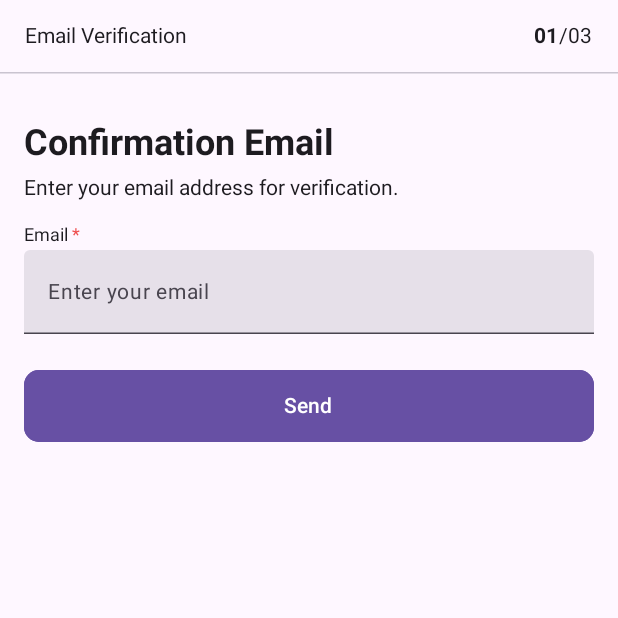
After one commit to ericwidhiantara/QuickMart-KMP, an Android app built with Jetpack Compose: the composable EmailConfirmationScreen shown on its own in the app's theme, on a phone screen of 412 x 824 dp, the top half of it. The commit adds this screen. Run offline under Robolectric (Android 15) with nearby library versions, the light colour scheme and no system bars; our stand-ins replace Dagger/Hilt's generated code; libraries missing offline, so code that uses them is left out: io.paperdb; 1 statement that could not run was skipped.

Commit message:
feat: slicing forgot password email confirmation screen

```diff
--- a/androidApp/src/main/java/com/luckyfrog/quickmart/core/widgets/CustomTopBar.kt
+++ b/androidApp/src/main/java/com/luckyfrog/quickmart/core/widgets/CustomTopBar.kt
@@ -1,5 +1,7 @@
 package com.luckyfrog.quickmart.core.widgets
 
+import androidx.compose.foundation.layout.Arrangement
+import androidx.compose.foundation.layout.Box
 import androidx.compose.foundation.layout.Column
 import androidx.compose.foundation.layout.Row
 import androidx.compose.foundation.layout.fillMaxWidth
@@ -24,14 +26,16 @@ import com.luckyfrog.quickmart.core.resources.Images
 @Composable
 fun CustomTopBar(
     title: String,
-    navController: NavController
+    navController: NavController,
+    actions: @Composable () -> Unit = {}
 ) {
     Column(modifier = Modifier) {
         Row(
             modifier = Modifier
                 .fillMaxWidth()
                 .wrapContentHeight(),
-            verticalAlignment = Alignment.CenterVertically
+            verticalAlignment = Alignment.CenterVertically,
+            horizontalArrangement = Arrangement.SpaceBetween
         ) {
             // Automatically show back button if there's a backstack entry
             if (navController.previousBackStackEntry != null) {
@@ -55,6 +59,11 @@ fun CustomTopBar(
                     .padding(vertical = 16.dp, horizontal = 16.dp),
                 textAlign = TextAlign.Center
             )
+            Box(
+                modifier = Modifier.padding(end = 16.dp)
+            ) {
+                actions()
+            }
         }
         HorizontalDivider()
     }
--- /dev/null
+++ b/androidApp/src/main/java/com/luckyfrog/quickmart/features/auth/presentation/forgot_password/EmailConfirmationScreen.kt
@@ -0,0 +1,105 @@
+package com.luckyfrog.quickmart.features.auth.presentation.forgot_password
+
+import androidx.compose.foundation.layout.Column
+import androidx.compose.foundation.layout.Spacer
+import androidx.compose.foundation.layout.fillMaxSize
+import androidx.compose.foundation.layout.height
+import androidx.compose.foundation.layout.padding
+import androidx.compose.material3.MaterialTheme
+import androidx.compose.material3.Scaffold
+import androidx.compose.material3.Text
+import androidx.compose.runtime.Composable
+import androidx.compose.runtime.mutableStateOf
+import androidx.compose.runtime.remember
+import androidx.compose.ui.Modifier
+import androidx.compose.ui.res.stringResource
+import androidx.compose.ui.text.buildAnnotatedString
+import androidx.compose.ui.text.font.FontWeight
+import androidx.compose.ui.text.style.TextAlign
+import androidx.compose.ui.text.withStyle
+import androidx.compose.ui.unit.dp
+import androidx.compose.ui.unit.sp
+import androidx.navigation.NavController
+import com.luckyfrog.quickmart.R
+import com.luckyfrog.quickmart.core.app.MainViewModel
+import com.luckyfrog.quickmart.core.widgets.CustomOutlinedButton
+import com.luckyfrog.quickmart.core.widgets.CustomTextField
+import com.luckyfrog.quickmart.core.widgets.CustomTopBar
+
+@Composable
+fun EmailConfirmationScreen(
+    mainViewModel: MainViewModel,
+    navController: NavController,
+    timerDuration: Long = 60000L // 60 seconds for the timer
+) {
+    val emailController =
+        remember { mutableStateOf("") }
+    Scaffold(
+        topBar = {
+            CustomTopBar(
+                title = stringResource(R.string.email_verification),
+                navController = navController,
+                actions = {
+                    val annotatedString = buildAnnotatedString {
+                        withStyle(
+                            MaterialTheme.typography.bodyMedium.toSpanStyle().copy(
+                                fontWeight = FontWeight.Bold,
+                                fontSize = 14.sp
+                            )
+                        ) {
+                            append("01")
+                        }
+                        withStyle(
+                            MaterialTheme.typography.bodyMedium.toSpanStyle().copy(
+                                fontSize = 14.sp
+                            )
+                        ) {
+                            append("/03")
+                        }
+                    }
+                    Text(text = annotatedString)
+                }
+            )
+        },
+    ) { innerPadding ->
+        Column(
+            modifier = Modifier
+                .fillMaxSize()
+                .padding(innerPadding)
+                .padding(horizontal = 16.dp, vertical = 20.dp),
+        ) {
+            Spacer(modifier = Modifier.height(12.dp))
+
+            Text(
+                text = stringResource(R.string.confirm_email),
+                fontSize = 24.sp,
+                fontWeight = FontWeight.Bold,
+                textAlign = TextAlign.Center
+            )
+            Spacer(modifier = Modifier.height(8.dp))
+            Text(
+                text = stringResource(R.string.confirm_desc),
+                fontSize = 14.sp,
+            )
+            Spacer(modifier = Modifier.height(16.dp))
+            CustomTextField(
+                value = emailController.value,
+                onValueChange = { newText ->
+                    emailController.value = newText
+                },
+                titleLabel = stringResource(R.string.email),
+                titleLabelFontSize = 12.sp,
+                placeholder = stringResource(R.string.email_placeholder),
+            )
+            Spacer(
+                modifier = Modifier.height(24.dp)
+            )
+            CustomOutlinedButton(
+                buttonText = stringResource(R.string.send),
+                onClick = {
+                }
+            )
+
+        }
+    }
+}
--- a/androidApp/src/main/java/com/luckyfrog/quickmart/features/auth/presentation/login/LoginScreen.kt
+++ b/androidApp/src/main/java/com/luckyfrog/quickmart/features/auth/presentation/login/LoginScreen.kt
@@ -163,7 +163,7 @@ fun LoginScreen(
             )
             TextButton(
                 onClick = {
-
+                    navController.navigate(AppScreen.EmailConfirmationScreen.route)
                 },
                 modifier = Modifier.align(
                     alignment = Alignment.End
--- a/androidApp/src/main/java/com/luckyfrog/quickmart/utils/resource/route/AppScreen.kt
+++ b/androidApp/src/main/java/com/luckyfrog/quickmart/utils/resource/route/AppScreen.kt
@@ -6,6 +6,7 @@ sealed class AppScreen(val route: String) {
     data object LoginScreen : AppScreen(ConstantAppScreenName.LOGIN_SCREEN)
     data object RegisterScreen : AppScreen(ConstantAppScreenName.REGISTER_SCREEN)
     data object EmailVerificationScreen : AppScreen(ConstantAppScreenName.EMAIL_VERIFICATION_SCREEN)
+    data object EmailConfirmationScreen : AppScreen(ConstantAppScreenName.EMAIL_CONFIRMATION_SCREEN)
     data object MainScreen : AppScreen(ConstantAppScreenName.MAIN_SCREEN)
     data object SettingsScreen : AppScreen(ConstantAppScreenName.SETTINGS_SCREEN)
 }
@@ -16,6 +17,7 @@ object ConstantAppScreenName {
     const val LOGIN_SCREEN = "login_screen"
     const val REGISTER_SCREEN = "register_screen"
     const val EMAIL_VERIFICATION_SCREEN = "email_verification_screen"
+    const val EMAIL_CONFIRMATION_SCREEN = "email_confirmation_screen"
     const val MAIN_SCREEN = "main_screen"
 
     const val SETTINGS_SCREEN = "settings_screen"
--- a/androidApp/src/main/java/com/luckyfrog/quickmart/utils/resource/route/NavGraph.kt
+++ b/androidApp/src/main/java/com/luckyfrog/quickmart/utils/resource/route/NavGraph.kt
@@ -7,6 +7,7 @@ import androidx.navigation.compose.composable
 import androidx.navigation.compose.rememberNavController
 import com.luckyfrog.quickmart.core.app.MainViewModel
 import com.luckyfrog.quickmart.features.auth.presentation.email_verification.EmailVerificationScreen
+import com.luckyfrog.quickmart.features.auth.presentation.forgot_password.EmailConfirmationScreen
 import com.luckyfrog.quickmart.features.auth.presentation.login.LoginScreen
 import com.luckyfrog.quickmart.features.auth.presentation.login.UserViewModel
 import com.luckyfrog.quickmart.features.auth.presentation.register.RegisterScreen
@@ -20,7 +21,7 @@ fun NavGraph(mainViewModel: MainViewModel) {
     val navController = rememberNavController()
     NavHost(
         navController = navController,
-        startDestination = AppScreen.SplashScreen.route
+        startDestination = AppScreen.LoginScreen.route
     ) {
         composable(route = AppScreen.SplashScreen.route) {
             SplashScreen(
@@ -56,6 +57,12 @@ fun NavGraph(mainViewModel: MainViewModel) {
                 navController = navController
             )
         }
+        composable(route = AppScreen.EmailConfirmationScreen.route) {
+            EmailConfirmationScreen(
+                mainViewModel = mainViewModel,
+                navController = navController
+            )
+        }
 
         composable(route = AppScreen.MainScreen.route) {
             BottomNavBar(
```
